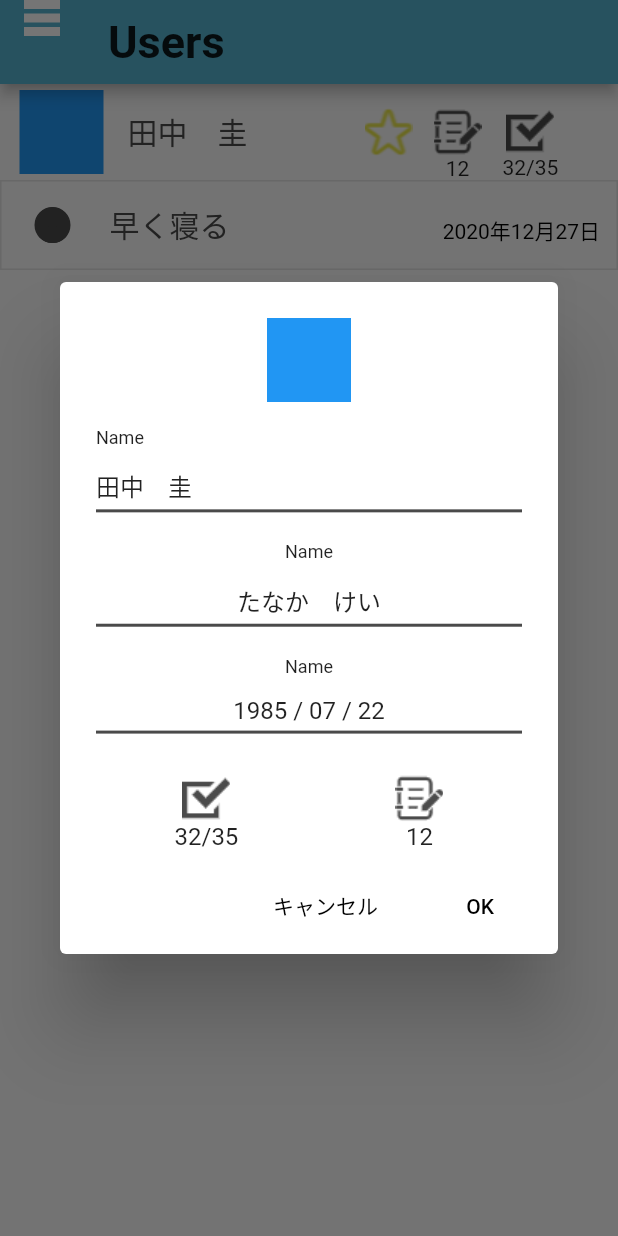
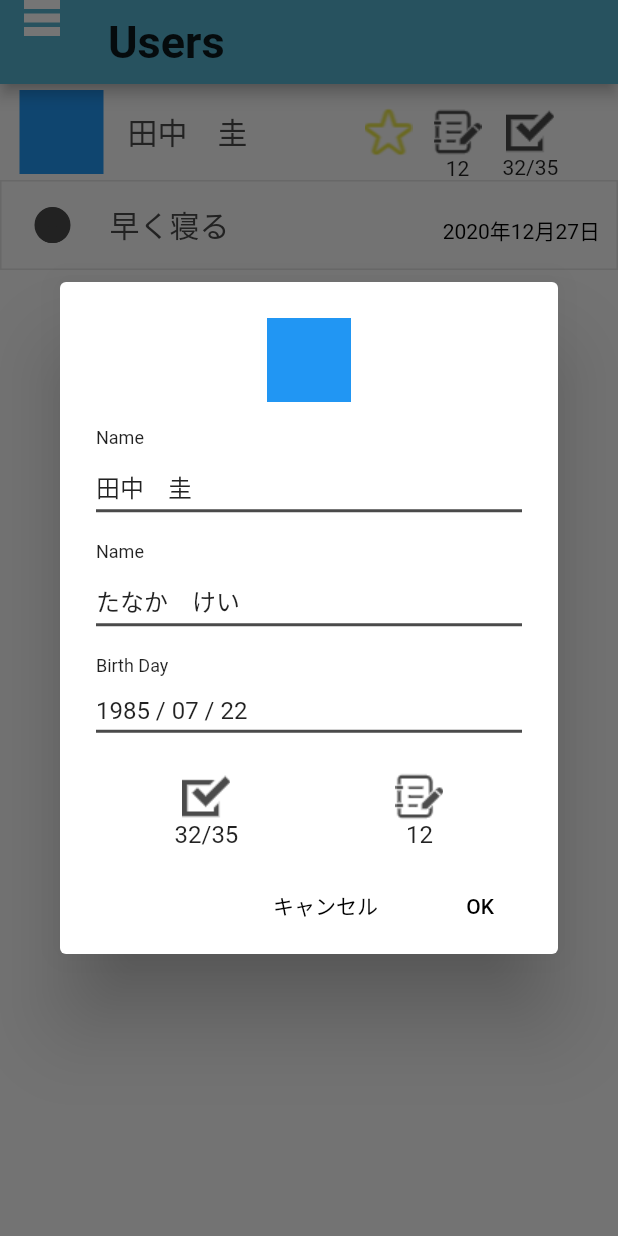
Before and after one commit to SatoshiSobue/friendo-app, a Flutter app: the screen it shows after launch, after a tap on "show dialog", on a phone screen of 412 x 824 dp. Run offline on Flutter 3.47's test engine with Material 2 defaults, Android fonts, the phone set to English and light mode, and no system bars.

Commit message:
fix: refactor the user dialog tile

```diff
--- a/lib/widgets/dialog/user_dialog.dart
+++ b/lib/widgets/dialog/user_dialog.dart
@@ -1,5 +1,6 @@
 import 'package:flutter/material.dart';
 import 'package:flutter/rendering.dart';
+import 'package:friendo_app/widgets/dialog/user_dialog_tile.dart';
 import 'package:friendo_app/widgets/utils/hex_color.dart';
 import 'package:friendo_app/widgets/utils/icon_widget.dart';
 
@@ -31,51 +32,16 @@ class UserDialog extends StatelessWidget {
                       child: Container(color: Colors.blue),
                     ),
                     SizedBox(height: 17),
-                    Column(
-                      crossAxisAlignment: CrossAxisAlignment.start,
-                      children: [
-                        Text("Name",
-                            style: TextStyle(fontSize: 12),
-                            textAlign: TextAlign.left),
-                        SizedBox(height: 12.88),
-                        Text(name,
-                            style: TextStyle(fontSize: 16),
-                            textAlign: TextAlign.left),
-                        Divider(
-                          height: 9.37,
-                          thickness: 2,
-                          color: HexColor("#4A4A4A"),
-                        ),
-                      ],
+                    UserDialogTile(title: "Name", content: name),
+                    SizedBox(height: 16),
+                    UserDialogTile(title: "Name", content: pronounce),
+                    SizedBox(height: 16),
+                    UserDialogTile(
+                      title: "Birth Day",
+                      content:
+                          '${birthday.year} / ${birthday.month.toString().padLeft(2, "0")} / ${birthday.day}',
                     ),
-                    SizedBox(height: 16),
-                    Text("Name",
-                        style: TextStyle(fontSize: 12),
-                        textAlign: TextAlign.left),
-                    SizedBox(height: 12.88),
-                    Text(pronounce,
-                        style: TextStyle(fontSize: 16),
-                        textAlign: TextAlign.left),
-                    Divider(
-                      height: 9.37,
-                      thickness: 2,
-                      color: HexColor("#4A4A4A"),
-                    ),
-                    SizedBox(height: 16),
-                    Text("Name",
-                        style: TextStyle(fontSize: 12),
-                        textAlign: TextAlign.left),
-                    SizedBox(height: 12.88),
-                    Text(
-                        '${birthday.year} / ${birthday.month.toString().padLeft(2, "0")} / ${birthday.day}',
-                        style: TextStyle(fontSize: 16),
-                        textAlign: TextAlign.left),
-                    Divider(
-                      height: 9.37,
-                      thickness: 2,
-                      color: HexColor("#4A4A4A"),
-                    ),
-                    SizedBox(height: 23.45),
+                    SizedBox(height: 23),
                     Row(
                       mainAxisAlignment: MainAxisAlignment.spaceAround,
                       children: [
--- /dev/null
+++ b/lib/widgets/dialog/user_dialog_tile.dart
@@ -0,0 +1,24 @@
+import 'package:flutter/material.dart';
+import 'package:friendo_app/widgets/utils/hex_color.dart';
+
+class UserDialogTile extends StatelessWidget {
+  UserDialogTile({this.title, this.content});
+  final String title, content;
+  @override
+  Widget build(BuildContext context) {
+    return Column(
+      crossAxisAlignment: CrossAxisAlignment.start,
+      children: [
+        Text(title, style: TextStyle(fontSize: 12), textAlign: TextAlign.left),
+        SizedBox(height: 13),
+        Text(content,
+            style: TextStyle(fontSize: 16), textAlign: TextAlign.left),
+        Divider(
+          height: 9,
+          thickness: 2,
+          color: HexColor("#4A4A4A"),
+        ),
+      ],
+    );
+  }
+}
```
